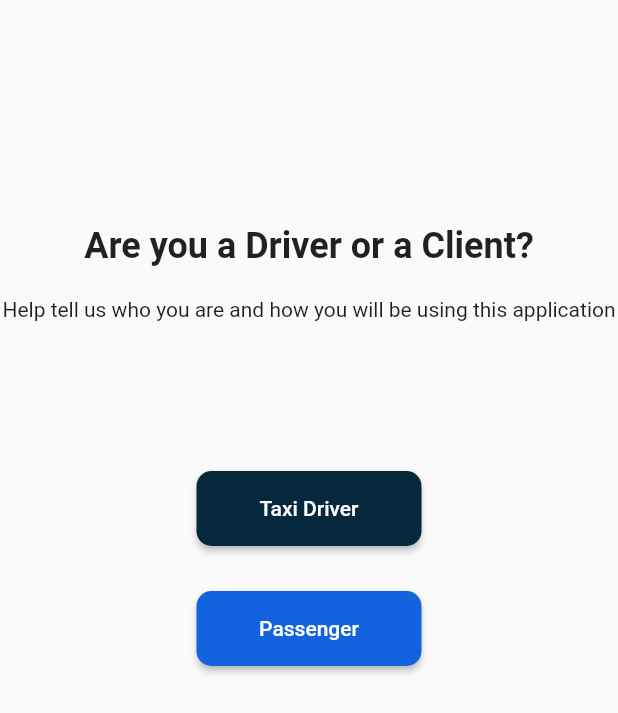
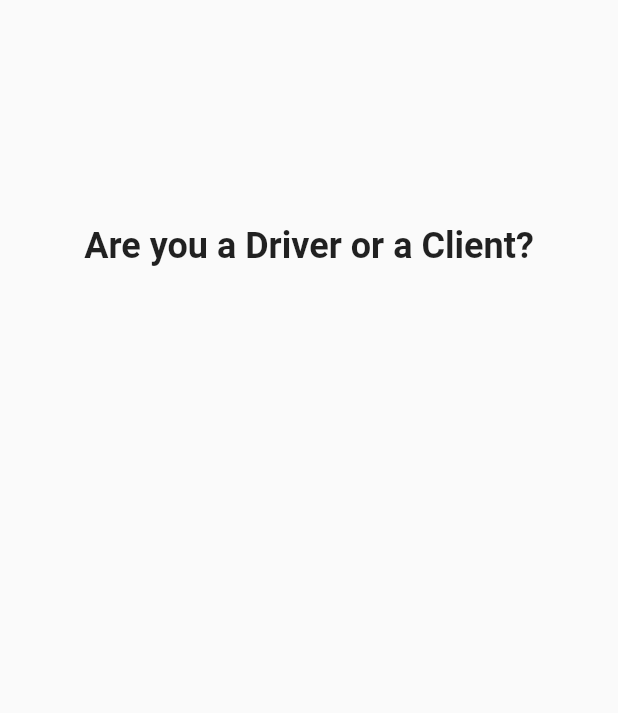
Before and after one commit to Briankurtish/KlandoApp, a Flutter app: the screen it shows after launch, after a tap on "Passenger", on a phone screen of 412 x 824 dp. Shown: the top 713 px of the screen. Run offline on Flutter 3.47's test engine with Material 2 defaults, Android fonts, the phone set to English and light mode, and no system bars.

Commit message:
created the Create account screen

```diff
--- /dev/null
+++ b/klando_app/lib/screens/create_account_page.dart
@@ -0,0 +1,29 @@
+import 'package:flutter/material.dart';
+
+class CreateAccountPage extends StatefulWidget {
+  const CreateAccountPage({super.key});
+
+  @override
+  State<CreateAccountPage> createState() => _CreateAccountPageState();
+}
+
+class _CreateAccountPageState extends State<CreateAccountPage> {
+  @override
+  Widget build(BuildContext context) {
+    return Scaffold(
+      body: Column(
+        children: [
+          const Padding(
+            padding: EdgeInsets.only(top: 150),
+            child: Center(
+              child: Text(
+                "Are you a Driver or a Client?",
+                style: TextStyle(fontSize: 24, fontWeight: FontWeight.bold),
+              ),
+            ),
+          ),
+        ],
+      ),
+    );
+  }
+}
--- a/klando_app/lib/screens/role_selection_page.dart
+++ b/klando_app/lib/screens/role_selection_page.dart
@@ -1,4 +1,5 @@
 import 'package:flutter/material.dart';
+import 'package:klando_app/screens/create_account_page.dart';
 import 'package:klando_app/widgets/button_widget.dart';
 
 class RoleSelectionPage extends StatefulWidget {
@@ -44,7 +45,14 @@ class _RoleSelectionPageState extends State<RoleSelectionPage> {
           CustomButton(
             buttonText: "Passenger",
             buttonColor: const Color(0xff1363DF),
-            onPressed: () {},
+            onPressed: () {
+              Navigator.push(
+                context,
+                MaterialPageRoute(
+                  builder: (context) => CreateAccountPage(),
+                ),
+              );
+            },
           ),
         ],
       ),
```
